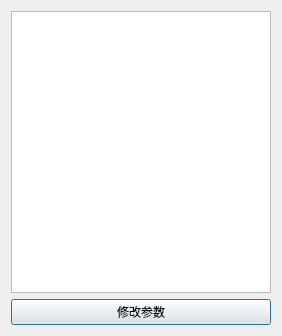
First picture: the form in 窗体/参数窗口.ui, repository FsterThanLight/automatic_clicker_2, before the edit.
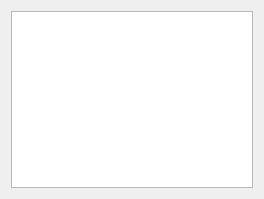
Second picture: the form after the edit. Icons and pictures are not drawn.

Commit message: 2024年04月07日 23:51:51 修复修改指令的bug

Diff of the .ui file:
```diff
--- a/窗体/参数窗口.ui
+++ b/窗体/参数窗口.ui
@@ -6,8 +6,8 @@
    <rect>
     <x>0</x>
     <y>0</y>
-    <width>282</width>
-    <height>336</height>
+    <width>264</width>
+    <height>199</height>
    </rect>
   </property>
   <property name="windowTitle">
@@ -26,12 +26,8 @@
        <pointsize>11</pointsize>
       </font>
      </property>
-    </widget>
-   </item>
-   <item>
-    <widget class="QPushButton" name="pushButton">
-     <property name="text">
-      <string>修改参数</string>
+     <property name="readOnly">
+      <bool>true</bool>
      </property>
     </widget>
    </item>
```
The commit also changes 6 other files.
